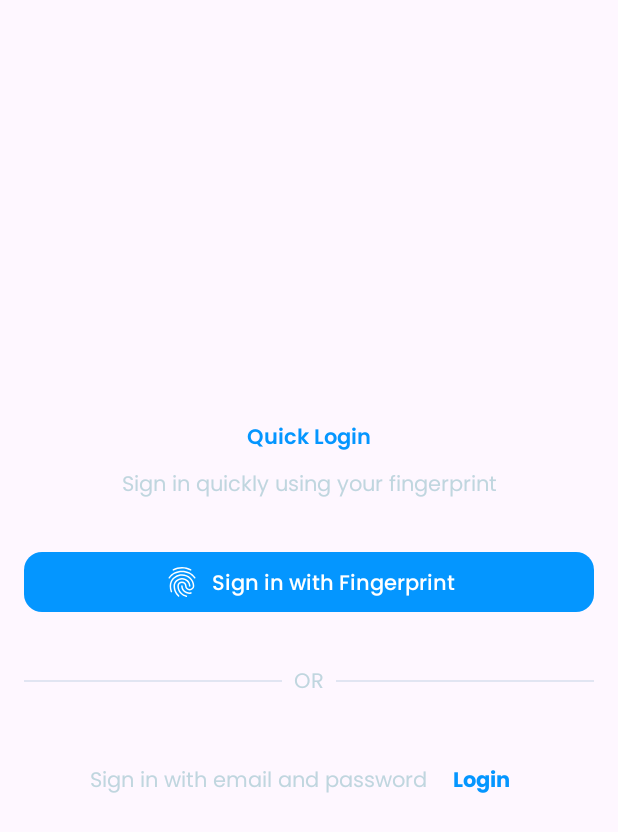
After one commit to AnnisaDianFadillah06/teamUP, an Android app built with Jetpack Compose: the FingerprintLoginScreen screen opened through its navigation route, on a phone screen of 412 x 824 dp. The commit adds this screen. Shown: the top 832 px of the screen. Run offline under Robolectric (Android 15) with nearby library versions, the phone set to English and light mode, and no system bars.

Commit message:
fingerprint-try-screen

```diff
--- a/app/build.gradle.kts
+++ b/app/build.gradle.kts
@@ -82,4 +82,7 @@ dependencies {
 
     // Firebase Storage (jika diperlukan)
     implementation ("com.google.firebase:firebase-storage-ktx")
+
+    // Implementasi Fingerprint
+    implementation ("androidx.biometric:biometric:1.2.0-alpha05")
 }
--- a/app/src/main/AndroidManifest.xml
+++ b/app/src/main/AndroidManifest.xml
@@ -2,6 +2,7 @@
 <manifest xmlns:android="http://schemas.android.com/apk/res/android"
     xmlns:tools="http://schemas.android.com/tools">
     <uses-permission android:name="android.permission.INTERNET"/>
+    <uses-permission android:name="android.permission.USE_BIOMETRIC" />
     <application
         android:allowBackup="true"
         android:dataExtractionRules="@xml/data_extraction_rules"
--- a/app/src/main/java/com/example/teamup/MainActivity.kt
+++ b/app/src/main/java/com/example/teamup/MainActivity.kt
@@ -3,18 +3,15 @@ package com.example.teamup
 import android.os.Bundle
 import androidx.activity.ComponentActivity
 import androidx.activity.compose.setContent
-import androidx.activity.enableEdgeToEdge
 import androidx.compose.foundation.layout.fillMaxSize
-import androidx.compose.foundation.layout.padding
-import androidx.compose.material3.Scaffold
 import androidx.compose.material3.Text
 import androidx.compose.runtime.Composable
 import androidx.compose.ui.Modifier
-import androidx.compose.ui.tooling.preview.Preview
 import androidx.compose.material3.MaterialTheme
 import androidx.compose.material3.Surface
 import androidx.core.splashscreen.SplashScreen.Companion.installSplashScreen
 import com.example.teamup.common.theme.ESailTheme
+import com.example.teamup.presentation.StartSail
 
 class MainActivity : ComponentActivity() {
     override fun onCreate(savedInstanceState: Bundle?) {
--- a/app/src/main/java/com/example/teamup/presentation/StartSail.kt
+++ b/app/src/main/java/com/example/teamup/presentation/StartSail.kt
@@ -1,4 +1,4 @@
-package com.example.teamup
+package com.example.teamup.presentation
 
 import androidx.compose.material3.ExperimentalMaterial3Api
 import androidx.compose.material3.Scaffold
@@ -24,12 +24,18 @@ fun StartSail(
 
     Scaffold { paddingValues ->
         val padding = paddingValues
-        NavHost(navController = navController, startDestination = Routes.Login.routes) {
+        NavHost(
+            navController = navController,
+            startDestination = Routes.FingerprintLogin.routes // Ubah startDestination ke FingerprintLogin
+        ) {
             composable(Routes.Login.routes) {
                 LoginScreen(navController = navController)
             }
             composable(Routes.Register.routes) {
                 RegisterScreen(navController = navController)
+            }
+            composable(route = Routes.FingerprintLogin.routes) {
+                FingerprintLoginScreen(navController = navController)
             }
             composable(Routes.Dashboard.routes) {
                 DashboardScreen()
--- /dev/null
+++ b/app/src/main/java/com/example/teamup/presentation/components/FingerprintButton.kt
@@ -0,0 +1,84 @@
+package com.example.teamup.presentation.components
+
+import android.widget.Toast
+import androidx.compose.foundation.layout.Row
+import androidx.compose.foundation.layout.Spacer
+import androidx.compose.foundation.layout.fillMaxWidth
+import androidx.compose.foundation.layout.size
+import androidx.compose.foundation.layout.width
+import androidx.compose.foundation.shape.RoundedCornerShape
+import androidx.compose.material.icons.Icons
+import androidx.compose.material.icons.filled.Fingerprint
+import androidx.compose.material3.Button
+import androidx.compose.material3.ButtonDefaults
+import androidx.compose.material3.Icon
+import androidx.compose.material3.MaterialTheme
+import androidx.compose.material3.Text
+import androidx.compose.runtime.Composable
+import androidx.compose.ui.Alignment
+import androidx.compose.ui.Modifier
+import androidx.compose.ui.platform.LocalContext
+import androidx.compose.ui.text.font.FontWeight
+import androidx.compose.ui.unit.dp
+import androidx.fragment.app.FragmentActivity
+import androidx.navigation.NavController
+import com.example.teamup.common.theme.DodgerBlue
+import com.example.teamup.common.theme.White
+import com.example.teamup.route.Routes
+import com.example.teamup.common.utils.BiometricHelper
+
+/**
+ * Komponen tombol untuk login menggunakan biometrik (fingerprint)
+ */
+@Composable
+fun FingerprintButton(
+    navController: NavController,
+    modifier: Modifier = Modifier,
+    biometricHelper: BiometricHelper? = null
+) {
+    val context = LocalContext.current
+    val helper = biometricHelper ?: BiometricHelper(context)
+
+    Button(
+        onClick = {
+            val activity = context as? FragmentActivity
+            activity?.let {
+                helper.showBiometricPrompt(
+                    activity = it,
+                    onSuccess = {
+                        // Handle successful authentication
+                        navController.navigate(Routes.Dashboard.routes) {
+                            popUpTo(Routes.Login.routes) {
+                                inclusive = true
+                            }
+                        }
+                    },
+                    onError = { errorMsg ->
+                        Toast.makeText(context, errorMsg, Toast.LENGTH_SHORT).show()
+                    }
+                )
+            }
+        },
+        modifier = modifier.fillMaxWidth(),
+        shape = RoundedCornerShape(12.dp),
+        colors = ButtonDefaults.buttonColors(containerColor = DodgerBlue)
+    ) {
+        Row(
+            verticalAlignment = Alignment.CenterVertically
+        ) {
+            Icon(
+                Icons.Default.Fingerprint,
+                contentDescription = "Fingerprint",
+                modifier = Modifier.size(24.dp)
+            )
+            Spacer(modifier = Modifier.width(8.dp))
+            Text(
+                text = "Sign in with Fingerprint",
+                style = MaterialTheme.typography.bodyMedium.copy(
+                    color = White,
+                    fontWeight = FontWeight.Medium
+                )
+            )
+        }
+    }
+}
--- /dev/null
+++ b/app/src/main/java/com/example/teamup/presentation/screen/FingerprintLoginScreen.kt
@@ -0,0 +1,142 @@
+package com.example.teamup.presentation.screen
+
+import androidx.compose.foundation.layout.Arrangement
+import androidx.compose.foundation.layout.Column
+import androidx.compose.foundation.layout.Row
+import androidx.compose.foundation.layout.Spacer
+import androidx.compose.foundation.layout.fillMaxSize
+import androidx.compose.foundation.layout.fillMaxWidth
+import androidx.compose.foundation.layout.height
+import androidx.compose.foundation.layout.padding
+import androidx.compose.foundation.layout.width
+import androidx.compose.foundation.rememberScrollState
+import androidx.compose.foundation.verticalScroll
+import androidx.compose.material3.Divider
+import androidx.compose.material3.MaterialTheme
+import androidx.compose.material3.Text
+import androidx.compose.material3.TextButton
+import androidx.compose.runtime.Composable
+import androidx.compose.runtime.remember
+import androidx.compose.ui.Alignment
+import androidx.compose.ui.Modifier
+import androidx.compose.ui.platform.LocalContext
+import androidx.compose.ui.text.font.FontWeight
+import androidx.compose.ui.text.style.TextAlign
+import androidx.compose.ui.unit.dp
+import androidx.compose.ui.unit.sp
+import androidx.navigation.NavController
+import com.example.teamup.common.theme.DodgerBlue
+import com.example.teamup.common.theme.SoftGray
+import com.example.teamup.common.theme.SoftGray2
+import com.example.teamup.presentation.components.FingerprintButton
+import com.example.teamup.route.Routes
+import com.example.teamup.common.utils.BiometricHelper
+
+/**
+ * Screen login dengan opsi biometrik fingerprint
+ */
+@Composable
+fun FingerprintLoginScreen(navController: NavController) {
+    val scrollState = rememberScrollState()
+    val context = LocalContext.current
+    val biometricHelper = remember { BiometricHelper(context) }
+    val isBiometricAvailable = remember { biometricHelper.isBiometricAvailable() }
+
+    Column(
+        modifier = Modifier
+            .fillMaxSize()
+            .verticalScroll(scrollState)
+            .padding(16.dp),
+        horizontalAlignment = Alignment.CenterHorizontally,
+        verticalArrangement = Arrangement.Center
+    ) {
+        // Header
+        Text(
+            text = "Quick Login",
+            style = MaterialTheme.typography.headlineMedium.copy(
+                color = DodgerBlue,
+                fontWeight = FontWeight.SemiBold
+            )
+        )
+
+        Spacer(modifier = Modifier.height(12.dp))
+
+        Text(
+            text = "Sign in quickly using your fingerprint",
+            style = MaterialTheme.typography.bodyMedium.copy(
+                color = SoftGray2,
+                textAlign = TextAlign.Center
+            ),
+            modifier = Modifier.padding(horizontal = 32.dp)
+        )
+
+        Spacer(modifier = Modifier.height(32.dp))
+
+        if (isBiometricAvailable) {
+            FingerprintButton(
+                navController = navController,
+                biometricHelper = biometricHelper
+            )
+        } else {
+            Text(
+                text = "Biometric authentication is not available on this device.",
+                style = MaterialTheme.typography.bodyMedium.copy(
+                    color = SoftGray2,
+                    textAlign = TextAlign.Center
+                ),
+                modifier = Modifier.padding(horizontal = 32.dp)
+            )
+        }
+
+        Spacer(modifier = Modifier.height(32.dp))
+
+        // Divider with "OR" text
+        Row(
+            modifier = Modifier.fillMaxWidth(),
+            verticalAlignment = Alignment.CenterVertically
+        ) {
+            Divider(
+                modifier = Modifier
+                    .weight(1f)
+                    .height(1.dp),
+                color = SoftGray
+            )
+            Text(
+                text = "  OR  ",
+                style = MaterialTheme.typography.bodySmall.copy(color = SoftGray2)
+            )
+            Divider(
+                modifier = Modifier
+                    .weight(1f)
+                    .height(1.dp),
+                color = SoftGray
+            )
+        }
+
+        Spacer(modifier = Modifier.height(32.dp))
+
+        // Link to standard login
+        Row(
+            modifier = Modifier.fillMaxWidth(),
+            horizontalArrangement = Arrangement.Center,
+            verticalAlignment = Alignment.CenterVertically
+        ) {
+            Text(
+                text = "Sign in with email and password",
+                style = MaterialTheme.typography.bodyMedium.copy(color = SoftGray2)
+            )
+            Spacer(modifier = Modifier.width(5.dp))
+            TextButton(onClick = {
+                navController.navigate(Routes.Login.routes)
+            }) {
+                Text(
+                    text = "Login",
+                    style = MaterialTheme.typography.bodyMedium.copy(
+                        color = DodgerBlue,
+                        fontWeight = FontWeight.Bold
+                    )
+                )
+            }
+        }
+    }
+}
--- a/gradle/libs.versions.toml
+++ b/gradle/libs.versions.toml
@@ -1,5 +1,5 @@
 [versions]
-agp = "8.5.1"
+agp = "8.7.3"
 kotlin = "2.0.0"
 coreKtx = "1.15.0"
 junit = "4.13.2"
```
Also changed, not shown: app/src/main/java/com/example/teamup/common/utils/BiometricHelper.kt (added, +61 -0 lines), app/src/main/java/com/example/teamup/route/NavigationItem.kt (+4 -4 lines), app/src/main/java/com/example/teamup/route/routes.kt (+13 -12 lines), app/src/main/java/com/example/teamup/presentation/screen/RegisterScreen.kt (renamed from app/src/main/java/com/example/teamup/presentation/screen/RegitserScreen.kt), gradle/wrapper/gradle-wrapper.properties.
